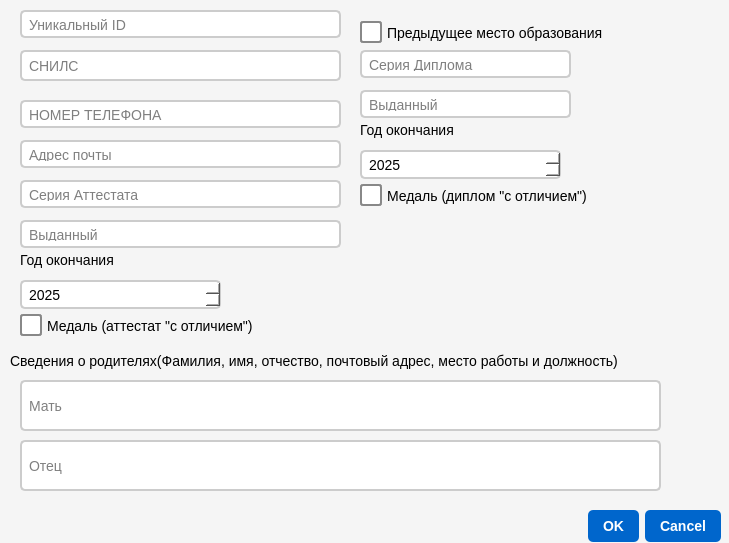
Gerakl1123/ARDA_Stud_Manager, file ManagerDataCore/extradatadialog.ui: the form before one commit.
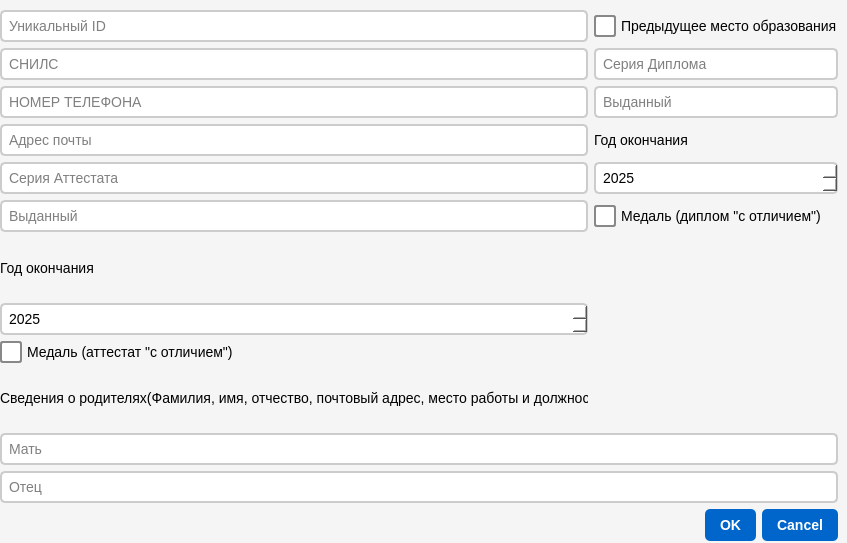
The form after the commit. Icons and pictures are not drawn.

Patch:
```diff
--- a/ManagerDataCore/extradatadialog.ui
+++ b/ManagerDataCore/extradatadialog.ui
@@ -6,7 +6,7 @@
    <rect>
     <x>0</x>
     <y>0</y>
-    <width>729</width>
+    <width>847</width>
     <height>543</height>
    </rect>
   </property>
@@ -102,70 +102,67 @@
 
 </string>
   </property>
-  <widget class="QDialogButtonBox" name="buttonBox">
+  <widget class="QWidget" name="gridLayoutWidget">
    <property name="geometry">
     <rect>
-     <x>100</x>
-     <y>510</y>
-     <width>621</width>
-     <height>32</height>
+     <x>0</x>
+     <y>10</y>
+     <width>838</width>
+     <height>531</height>
     </rect>
    </property>
-   <property name="orientation">
-    <enum>Qt::Orientation::Horizontal</enum>
-   </property>
-   <property name="standardButtons">
-    <set>QDialogButtonBox::StandardButton::Cancel|QDialogButtonBox::StandardButton::Ok</set>
-   </property>
-  </widget>
+   <layout class="QGridLayout" name="gridLayout">
+    <item row="5" column="0">
+     <widget class="QLineEdit" name="lineEditGetAtesstat">
+      <property name="placeholderText">
+       <string>Выданный</string>
+      </property>
+     </widget>
+    </item>
+    <item row="1" column="0">
   <widget class="QLineEdit" name="lineEditSNILS">
-   <property name="geometry">
-    <rect>
-     <x>20</x>
-     <y>50</y>
-     <width>321</width>
-     <height>31</height>
-    </rect>
-   </property>
    <property name="placeholderText">
     <string>СНИЛС</string>
    </property>
   </widget>
-  <widget class="QLineEdit" name="lineEditPhone">
-   <property name="geometry">
-    <rect>
-     <x>20</x>
-     <y>100</y>
-     <width>321</width>
-     <height>28</height>
-    </rect>
-   </property>
+    </item>
+    <item row="10" column="0" colspan="2">
+     <widget class="QLineEdit" name="lineEditMother">
    <property name="placeholderText">
-    <string>НОМЕР ТЕЛЕФОНА</string>
-   </property>
-  </widget>
+       <string>Мать</string>
+      </property>
+     </widget>
+    </item>
+    <item row="3" column="1">
+     <widget class="QLabel" name="labelYear_2">
+      <property name="text">
+       <string>Год окончания</string>
+      </property>
+     </widget>
+    </item>
+    <item row="4" column="0">
   <widget class="QLineEdit" name="lineEditSerialAttestat">
-   <property name="geometry">
-    <rect>
-     <x>20</x>
-     <y>180</y>
-     <width>321</width>
-     <height>28</height>
-    </rect>
-   </property>
    <property name="placeholderText">
     <string>Серия Аттестата</string>
    </property>
   </widget>
+    </item>
+    <item row="9" column="0">
+     <widget class="QLabel" name="labelParents">
+      <property name="text">
+       <string>Сведения о родителях(Фамилия, имя, отчество, почтовый адрес, место работы и должность)</string>
+      </property>
+     </widget>
+    </item>
+    <item row="11" column="0" colspan="2">
+     <widget class="QLineEdit" name="lineEditFather">
+      <property name="placeholderText">
+       <string>Отец</string>
+      </property>
+     </widget>
+    </item>
+    <item row="7" column="0">
   <widget class="QSpinBox" name="spinBoxYearGraduationAttestat">
-   <property name="geometry">
-    <rect>
-     <x>20</x>
-     <y>280</y>
-     <width>201</width>
-     <height>29</height>
-    </rect>
-   </property>
    <property name="minimum">
     <number>2025</number>
    </property>
@@ -176,96 +173,45 @@
     <enum>QAbstractSpinBox::StepType::AdaptiveDecimalStepType</enum>
    </property>
   </widget>
-  <widget class="QCheckBox" name="checkBoxAttestat">
-   <property name="geometry">
-    <rect>
-     <x>20</x>
-     <y>310</y>
-     <width>311</width>
-     <height>31</height>
-    </rect>
-   </property>
-   <property name="text">
-    <string>Медаль (аттестат &quot;с отличием&quot;)</string>
-   </property>
-  </widget>
-  <widget class="QLabel" name="labelYear">
-   <property name="geometry">
-    <rect>
-     <x>20</x>
-     <y>250</y>
-     <width>131</width>
-     <height>20</height>
-    </rect>
-   </property>
-   <property name="text">
-    <string>Год окончания</string>
-   </property>
-  </widget>
-  <widget class="QLineEdit" name="lineEditAdressEmail">
-   <property name="geometry">
-    <rect>
-     <x>20</x>
-     <y>140</y>
-     <width>321</width>
-     <height>28</height>
-    </rect>
-   </property>
-   <property name="placeholderText">
-    <string>Адрес почты</string>
-   </property>
-  </widget>
+    </item>
+    <item row="4" column="1">
+     <widget class="QSpinBox" name="spinBoxYearDiploma">
+      <property name="readOnly">
+       <bool>true</bool>
+      </property>
+      <property name="minimum">
+       <number>2025</number>
+      </property>
+      <property name="maximum">
+       <number>2976</number>
+      </property>
+      <property name="singleStep">
+       <number>1</number>
+      </property>
+      <property name="stepType">
+       <enum>QAbstractSpinBox::StepType::AdaptiveDecimalStepType</enum>
+      </property>
+     </widget>
+    </item>
+    <item row="0" column="1">
   <widget class="QCheckBox" name="checkBoxPreviousPlace">
-   <property name="geometry">
-    <rect>
-     <x>360</x>
-     <y>20</y>
-     <width>271</width>
-     <height>25</height>
-    </rect>
-   </property>
    <property name="text">
     <string>Предыдущее место образования</string>
    </property>
   </widget>
-  <widget class="QLineEdit" name="lineEditGetAtesstat">
-   <property name="geometry">
-    <rect>
-     <x>20</x>
-     <y>220</y>
-     <width>321</width>
-     <height>28</height>
-    </rect>
-   </property>
-   <property name="placeholderText">
-    <string>Выданный</string>
-   </property>
-  </widget>
-  <widget class="QLineEdit" name="lineEditSerialDiploma">
-   <property name="geometry">
-    <rect>
-     <x>360</x>
-     <y>50</y>
-     <width>211</width>
-     <height>28</height>
-    </rect>
-   </property>
+    </item>
+    <item row="2" column="1">
+     <widget class="QLineEdit" name="lineEditGetDiploma">
    <property name="readOnly">
     <bool>true</bool>
    </property>
    <property name="placeholderText">
-    <string>Серия Диплома</string>
-   </property>
-  </widget>
+       <string>Выданный</string>
+      </property>
+     </widget>
+    </item>
+    <item row="5" column="1">
   <widget class="QCheckBox" name="checkBoxDiploma">
-   <property name="geometry">
-    <rect>
-     <x>360</x>
-     <y>180</y>
-     <width>251</width>
-     <height>31</height>
-    </rect>
-   </property>
    <property name="text">
     <string>Медаль (диплом &quot;с отличием&quot;)</string>
    </property>
@@ -273,111 +219,63 @@
     <bool>false</bool>
    </property>
   </widget>
-  <widget class="QLabel" name="labelYear_2">
-   <property name="geometry">
-    <rect>
-     <x>360</x>
-     <y>120</y>
-     <width>131</width>
-     <height>20</height>
-    </rect>
-   </property>
+    </item>
+    <item row="6" column="0">
+     <widget class="QLabel" name="labelYear">
    <property name="text">
     <string>Год окончания</string>
    </property>
   </widget>
-  <widget class="QSpinBox" name="spinBoxYearDiploma">
-   <property name="geometry">
-    <rect>
-     <x>360</x>
-     <y>150</y>
-     <width>201</width>
-     <height>29</height>
-    </rect>
-   </property>
+    </item>
+    <item row="1" column="1">
+     <widget class="QLineEdit" name="lineEditSerialDiploma">
    <property name="readOnly">
     <bool>true</bool>
    </property>
-   <property name="minimum">
-    <number>2025</number>
-   </property>
-   <property name="maximum">
-    <number>2976</number>
-   </property>
-   <property name="singleStep">
-    <number>1</number>
-   </property>
-   <property name="stepType">
-    <enum>QAbstractSpinBox::StepType::AdaptiveDecimalStepType</enum>
-   </property>
-  </widget>
-  <widget class="QLineEdit" name="lineEditGetDiploma">
-   <property name="geometry">
-    <rect>
-     <x>360</x>
-     <y>90</y>
-     <width>211</width>
-     <height>28</height>
-    </rect>
-   </property>
-   <property name="readOnly">
-    <bool>true</bool>
-   </property>
    <property name="placeholderText">
-    <string>Выданный</string>
-   </property>
-  </widget>
-  <widget class="QLineEdit" name="lineEditMother">
-   <property name="geometry">
-    <rect>
-     <x>20</x>
-     <y>380</y>
-     <width>641</width>
-     <height>51</height>
-    </rect>
-   </property>
-   <property name="placeholderText">
-    <string>Мать</string>
-   </property>
-  </widget>
-  <widget class="QLineEdit" name="lineEditFather">
-   <property name="geometry">
-    <rect>
-     <x>20</x>
-     <y>440</y>
-     <width>641</width>
-     <height>51</height>
-    </rect>
-   </property>
-   <property name="placeholderText">
-    <string>Отец</string>
-   </property>
-  </widget>
-  <widget class="QLabel" name="labelParents">
-   <property name="geometry">
-    <rect>
-     <x>10</x>
-     <y>350</y>
-     <width>661</width>
-     <height>21</height>
-    </rect>
-   </property>
-   <property name="text">
-    <string>Сведения о родителях(Фамилия, имя, отчество, почтовый адрес, место работы и должность)</string>
-   </property>
-  </widget>
+       <string>Серия Диплома</string>
+      </property>
+     </widget>
+    </item>
+    <item row="0" column="0">
   <widget class="QLineEdit" name="lineEditIDExtra">
-   <property name="geometry">
-    <rect>
-     <x>20</x>
-     <y>10</y>
-     <width>321</width>
-     <height>28</height>
-    </rect>
-   </property>
    <property name="placeholderText">
     <string>Уникальный ID</string>
    </property>
+     </widget>
+    </item>
+    <item row="8" column="0">
+     <widget class="QCheckBox" name="checkBoxAttestat">
+      <property name="text">
+       <string>Медаль (аттестат &quot;с отличием&quot;)</string>
+      </property>
+     </widget>
+    </item>
+    <item row="3" column="0">
+     <widget class="QLineEdit" name="lineEditAdressEmail">
+      <property name="placeholderText">
+       <string>Адрес почты</string>
+      </property>
+     </widget>
+    </item>
+    <item row="2" column="0">
+     <widget class="QLineEdit" name="lineEditPhone">
+      <property name="placeholderText">
+       <string>НОМЕР ТЕЛЕФОНА</string>
+      </property>
+     </widget>
+    </item>
+    <item row="12" column="0" colspan="2">
+     <widget class="QDialogButtonBox" name="buttonBox">
+      <property name="orientation">
+       <enum>Qt::Orientation::Horizontal</enum>
+      </property>
+      <property name="standardButtons">
+       <set>QDialogButtonBox::StandardButton::Cancel|QDialogButtonBox::StandardButton::Ok</set>
+      </property>
+     </widget>
+    </item>
+   </layout>
   </widget>
  </widget>
  <resources/>
```
Lines whose indentation alone changed are shown as unchanged.
